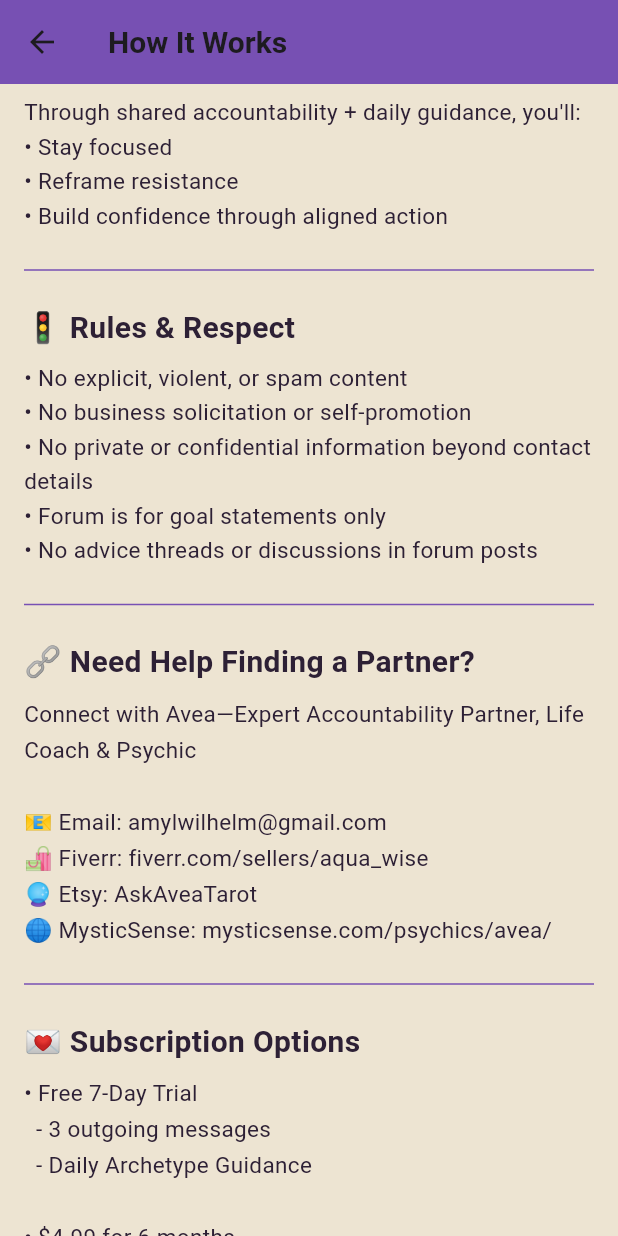
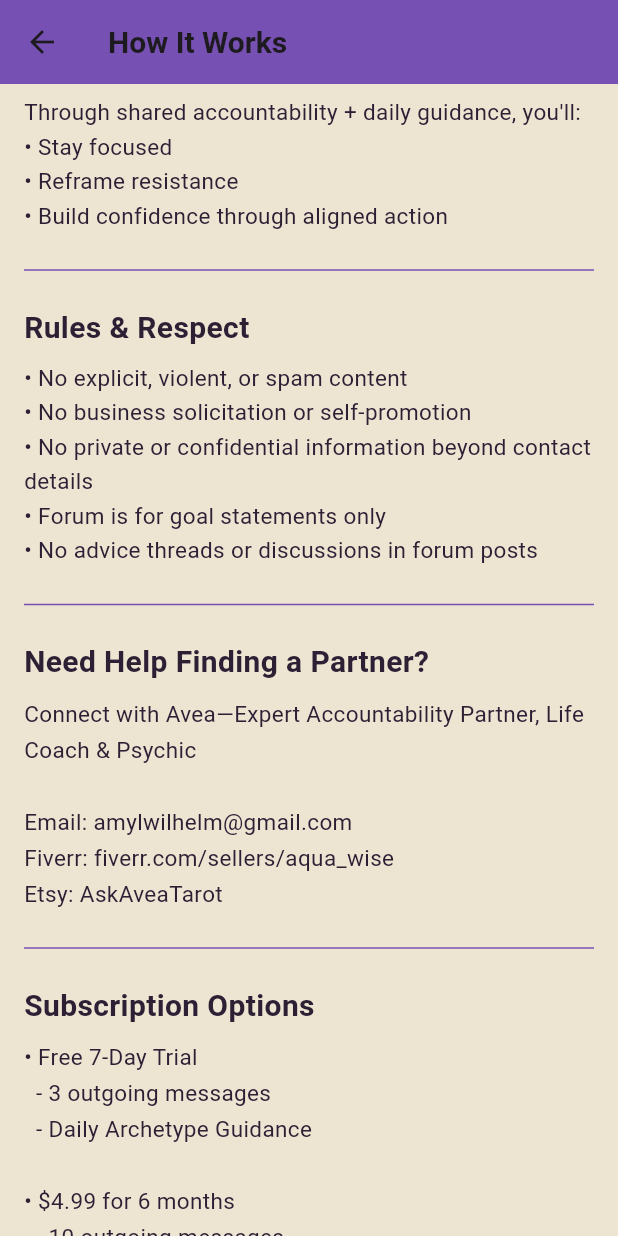
Before and after one commit to Mehedi259/Ally, a Flutter app: the Instructions screen opened directly, scrolled down 2880 dp, on a phone screen of 412 x 824 dp. Run offline on Flutter 3.47's test engine with Material 3 defaults, Android fonts, the phone set to English and light mode, and no system bars; our stand-ins replace cloud_firestore, firebase_auth, firebase_core, flutter_local_notifications, google_sign_in, sliding_up_panel and 1 more; accounts and stored records are empty.

Commit message:
Remove emojis from UI headers and update device configurations
- **UI/UX**:
    - Removed decorative emojis from section headers in `onboarding_flow.dart`, `instructions.dart`, and `welcome.dart`.
    - Simplified contact and social link formatting in `instructions.dart`, removing several emojis and the MysticSense link.
- **IDE**:
    - Added a persistent device configuration for the Samsung Galaxy Tab S10+ to `.idea/caches/deviceStreaming.xml`.

```diff
--- a/lib/instructions.dart
+++ b/lib/instructions.dart
@@ -21,7 +21,7 @@
             crossAxisAlignment: CrossAxisAlignment.start,
             children: [
               Text(
-                "🤝 How It Works",
+                "How It Works",
                 style: TextStyle(fontSize: 24, fontWeight: FontWeight.bold, color: theme.textColor),
               ),
               const SizedBox(height: 12),
@@ -41,7 +41,7 @@
               const SizedBox(height: 16),
 
               Text(
-                "🗂 Forum-Based Matching",
+                "Forum-Based Matching",
                 style: TextStyle(fontSize: 20, fontWeight: FontWeight.bold, color: theme.textColor),
               ),
               const SizedBox(height: 8),
@@ -57,7 +57,7 @@
               const SizedBox(height: 16),
 
               Text(
-                "🧭 Archetype Daily Guidance",
+                "Archetype Daily Guidance",
                 style: TextStyle(fontSize: 20, fontWeight: FontWeight.bold, color: theme.textColor),
               ),
               const SizedBox(height: 8),
@@ -68,7 +68,7 @@
               const SizedBox(height: 12),
 
               Text(
-                "✨ What Are Archetype Daily Guidance Messages?",
+                "What Are Archetype Daily Guidance Messages?",
                 style: TextStyle(fontSize: 16, fontWeight: FontWeight.w600, color: theme.textColor),
               ),
               const SizedBox(height: 8),
@@ -83,7 +83,7 @@
               const SizedBox(height: 12),
 
               Text(
-                "🎭 Choose Your Guidance Archetype",
+                "Choose Your Guidance Archetype",
                 style: TextStyle(fontSize: 16, fontWeight: FontWeight.w600, color: theme.textColor),
               ),
               const SizedBox(height: 8),
@@ -124,7 +124,7 @@
               const SizedBox(height: 16),
 
               Text(
-                "💬 Messaging",
+                "Messaging",
                 style: TextStyle(fontSize: 20, fontWeight: FontWeight.bold, color: theme.textColor),
               ),
               const SizedBox(height: 8),
@@ -158,7 +158,7 @@
               const SizedBox(height: 16),
 
               Text(
-                "📝 Getting Started",
+                "Getting Started",
                 style: TextStyle(fontSize: 20, fontWeight: FontWeight.bold, color: theme.textColor),
               ),
               const SizedBox(height: 12),
@@ -209,7 +209,7 @@
               const SizedBox(height: 16),
 
               Text(
-                "🎯 Apply the Formula",
+                "Apply the Formula",
                 style: TextStyle(fontSize: 20, fontWeight: FontWeight.bold, color: theme.textColor),
               ),
               const SizedBox(height: 8),
@@ -262,7 +262,7 @@
               const SizedBox(height: 16),
 
               Text(
-                "💡 The Power of Consistency",
+                "The Power of Consistency",
                 style: TextStyle(fontSize: 20, fontWeight: FontWeight.bold, color: theme.textColor),
               ),
               const SizedBox(height: 8),
@@ -280,7 +280,7 @@
               const SizedBox(height: 16),
 
               Text(
-                "🚦 Rules & Respect",
+                "Rules & Respect",
                 style: TextStyle(fontSize: 20, fontWeight: FontWeight.bold, color: theme.textColor),
               ),
               const SizedBox(height: 8),
@@ -298,16 +298,15 @@
               const SizedBox(height: 16),
 
               Text(
-                "🔗 Need Help Finding a Partner?",
+                "Need Help Finding a Partner?",
                 style: TextStyle(fontSize: 20, fontWeight: FontWeight.bold, color: theme.textColor),
               ),
               const SizedBox(height: 8),
               Text(
                 "Connect with Avea—Expert Accountability Partner, Life Coach & Psychic\n\n"
-                "📧 Email: amylwilhelm@gmail.com\n"
-                "🛍️ Fiverr: fiverr.com/sellers/aqua_wise\n"
-                "🔮 Etsy: AskAveaTarot\n"
-                "🌐 MysticSense: mysticsense.com/psychics/avea/",
+                "Email: amylwilhelm@gmail.com\n"
+                "Fiverr: fiverr.com/sellers/aqua_wise\n"
+                "Etsy: AskAveaTarot",
                 style: TextStyle(fontSize: 15, color: theme.textColor, height: 1.6),
               ),
               const SizedBox(height: 16),
@@ -316,7 +315,7 @@
               const SizedBox(height: 16),
 
               Text(
-                "💌 Subscription Options",
+                "Subscription Options",
                 style: TextStyle(fontSize: 20, fontWeight: FontWeight.bold, color: theme.textColor),
               ),
               const SizedBox(height: 8),
@@ -336,7 +335,7 @@
               const SizedBox(height: 16),
 
               Text(
-                "🌈 Final Thought",
+                "Final Thought",
                 style: TextStyle(fontSize: 20, fontWeight: FontWeight.bold, color: theme.textColor),
               ),
               const SizedBox(height: 8),
--- a/lib/welcome.dart
+++ b/lib/welcome.dart
@@ -30,7 +30,7 @@
                 mainAxisAlignment: MainAxisAlignment.center,
                 children: [
                   const Text(
-                    "🌟 Welcome to Ally by Avea!",
+                    "Welcome to Ally by Avea!",
                     style: TextStyle(
                       fontSize: 24,
                       fontWeight: FontWeight.bold,
@@ -76,7 +76,7 @@
                   ),
                   const SizedBox(height: 20),
                   const Text(
-                    "🔑  Why Ally by Avea Works",
+                    "Why Ally by Avea Works",
                     style: TextStyle(
                       fontSize: 24,
                       fontWeight: FontWeight.bold,
@@ -105,7 +105,7 @@
                   ),
                   const SizedBox(height: 20),
                   const Text(
-                    "⚡ The Creation Formula",
+                    "The Creation Formula",
                     style: TextStyle(
                       fontSize: 24,
                       fontWeight: FontWeight.bold,
@@ -134,7 +134,7 @@
                   ),
                   const SizedBox(height: 20),
                   const Text(
-                    "🧠 The Mastermind Principle",
+                    "The Mastermind Principle",
                     style: TextStyle(
                       fontSize: 24,
                       fontWeight: FontWeight.bold,
```
Also changed, not shown: lib/authentication/onboarding_flow.dart (+8 -8 lines).
